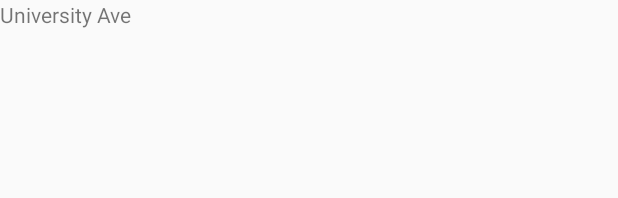
After one commit to VioletGao/SimpleYelp, an Android app: the layout item_restaurant.xml on its own in the app's theme, with its tools: preview values and no code run, on a phone screen of 412 x 824 dp. The commit adds this screen. Shown: the top 198 px of the screen. Run offline under Robolectric (Android 15) with nearby library versions, the phone set to English and light mode, and no system bars.

Commit message:
part4 finish

```diff
--- a/app/build.gradle
+++ b/app/build.gradle
@@ -38,4 +38,5 @@ dependencies {
     implementation 'com.google.code.gson:gson:2.8.5'
     implementation 'com.squareup.retrofit2:retrofit:2.4.0'
     implementation 'com.squareup.retrofit2:converter-gson:2.4.0'
+    implementation 'androidx.recyclerview:recyclerview:1.1.0'
 }
--- a/app/src/main/java/edu/stanford/gaoy/simpleyelp/YelpService.kt
+++ b/app/src/main/java/edu/stanford/gaoy/simpleyelp/YelpService.kt
@@ -10,6 +10,6 @@ public interface YelpService  {
     fun searchRestaurants(
         @Header("Authorization") authHeader: String,
         @Query("term") searchTerm: String,
-        @Query("location") location: String): Call<Any>
+        @Query("location") location: String): Call<YelpSearchResult>
 
 }
--- /dev/null
+++ b/app/src/main/res/layout/item_restaurant.xml
@@ -0,0 +1,16 @@
+<?xml version="1.0" encoding="utf-8"?>
+<androidx.constraintlayout.widget.ConstraintLayout
+    xmlns:android="http://schemas.android.com/apk/res/android"
+    xmlns:app="http://schemas.android.com/apk/res-auto"
+    xmlns:tools="http://schemas.android.com/tools"
+    android:layout_width="match_parent"
+    android:layout_height="match_parent">
+
+    <TextView
+        android:id="@+id/tvName"
+        android:layout_width="match_parent"
+        android:layout_height="wrap_content"
+        app:layout_constraintStart_toStartOf="parent"
+        app:layout_constraintTop_toTopOf="parent"
+        tools:text="University Ave" />
+</androidx.constraintlayout.widget.ConstraintLayout>
```
Also changed, not shown: app/src/main/java/edu/stanford/gaoy/simpleyelp/MainActivity.kt (+18 -3 lines), app/src/main/java/edu/stanford/gaoy/simpleyelp/RestaurantsAdapter.kt (added, +32 -0 lines), app/src/main/java/edu/stanford/gaoy/simpleyelp/YelpDataClasses.kt (+32 -0 lines), app/src/main/res/layout/activity_main.xml (+6 -9 lines).
